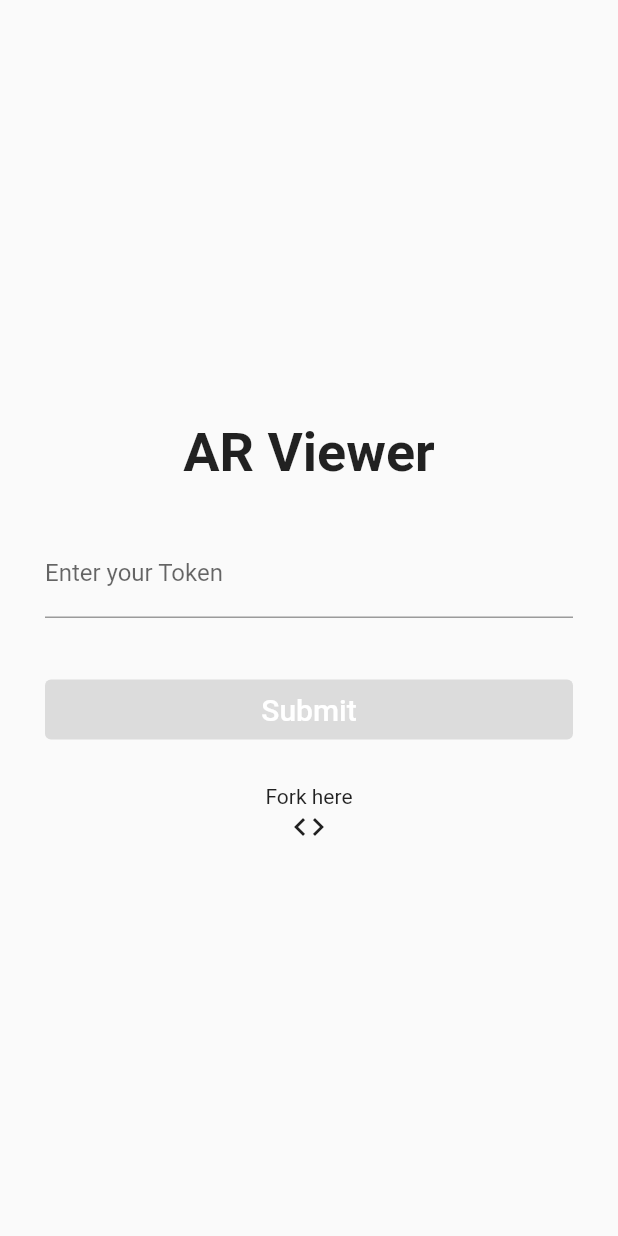
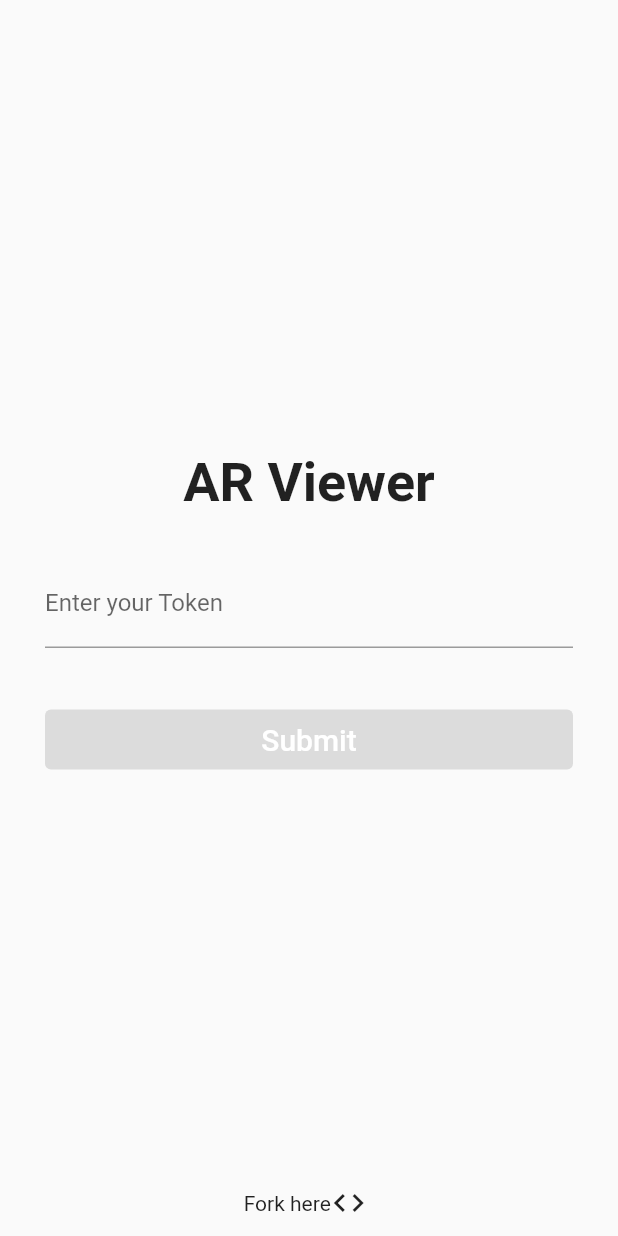
Before and after one commit to Graffity-Technologies/graffity-viewer, a Flutter app: the screen it shows after launch, on a phone screen of 412 x 824 dp. Run offline on Flutter 3.47's test engine with Material 2 defaults, Android fonts, the phone set to English and light mode, and no system bars.

Commit message:
relocate urlBTN

```diff
--- a/lib/main.dart
+++ b/lib/main.dart
@@ -15,8 +15,8 @@ class MainApp extends StatefulWidget {
 }
 
 class _MainAppState extends State<MainApp> {
-
-final Uri _url = Uri.parse('https://github.com/Graffity-Technologies/graffity-viewer');
+  final Uri _url =
+      Uri.parse('https://github.com/Graffity-Technologies/graffity-viewer');
   Future<void> _launchUrl() async {
     if (!await launchUrl(_url)) {
       throw Exception('Could not launch $_url');
@@ -28,21 +28,32 @@ final Uri _url = Uri.parse('https://github.com/Graffity-Technologies/graffity-vi
     return MaterialApp(
       home: Scaffold(
         body: SafeArea(
-          child: Center(
+          child: Stack(
+            children: [
+              const Center(
                 child: Column(
                   mainAxisAlignment: MainAxisAlignment.center,
                   children: [
-                const SizedBox(height: 20),
-                const Text(
+                    SizedBox(height: 20),
+                    Text(
                       'AR Viewer',
-                  style: TextStyle(fontSize: 36.0, fontWeight: FontWeight.bold),
+                      style: TextStyle(
+                          fontSize: 36.0, fontWeight: FontWeight.bold),
                     ),
-                const SubmitPage(),
-                InkWell(
+                    SubmitPage(),
+                  ],
+                ),
+              ),
+              Positioned(
+                bottom: 10,
+                width: MediaQuery.of(context)
+                    .size
+                    .width, // Set the width of the Positioned widget to match the screen width
+                child: InkWell(
                   onTap: () {
                     _launchUrl();
                   },
-                  child: const Column(
+                  child: const Row(
                     mainAxisAlignment: MainAxisAlignment.center,
                     children: [
                       Text('Fork here'),
@@ -51,8 +62,8 @@ final Uri _url = Uri.parse('https://github.com/Graffity-Technologies/graffity-vi
                     ],
                   ),
                 ),
+              ),
             ],
-            ),
           ),
         ),
       ),
```
Lines whose indentation alone changed are shown as unchanged.
